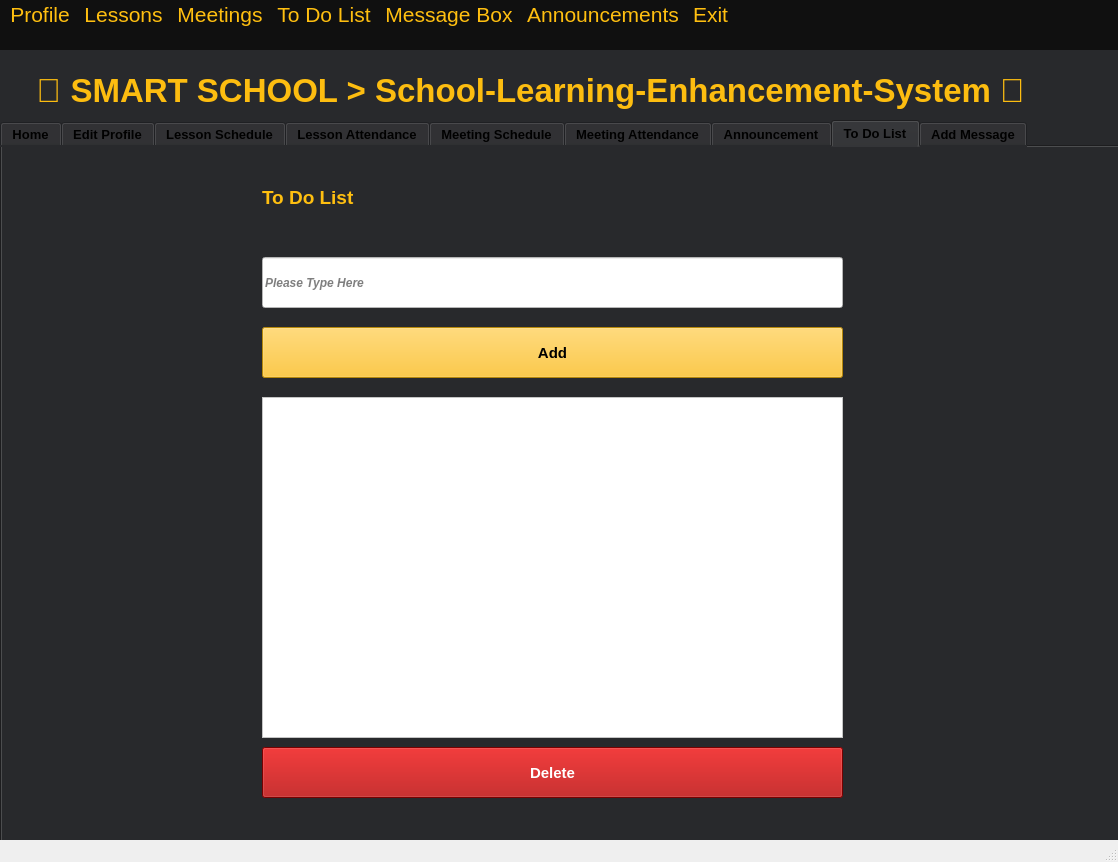
Qt form teacher.ui (KemalDurukanMERT/Smart-School-2.0) before a commit.
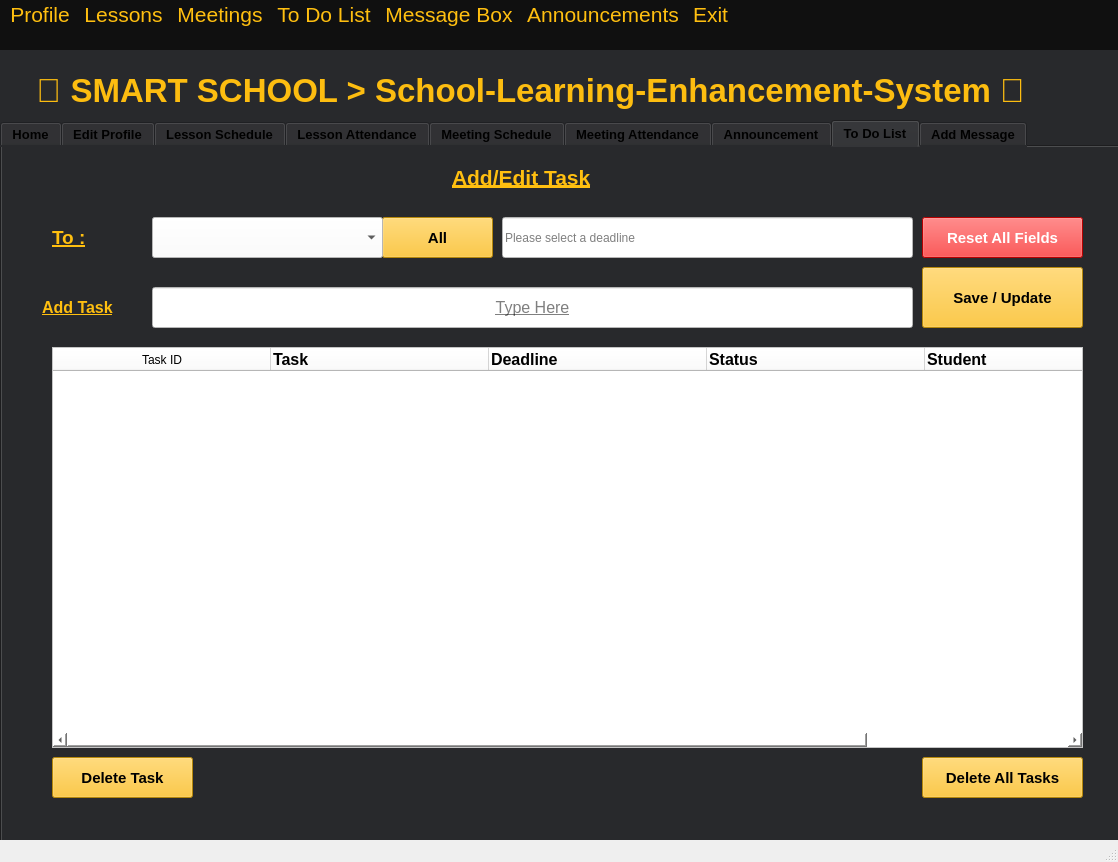
The same form after that commit. The open tabs and pages were chosen to show the change.

What changed in the file:
```diff
--- a/teacher.ui
+++ b/teacher.ui
@@ -2210,45 +2210,135 @@
      <widget class="QLineEdit" name="line_edit">
       <property name="geometry">
        <rect>
-        <x>260</x>
-        <y>110</y>
-        <width>581</width>
-        <height>51</height>
+        <x>500</x>
+        <y>70</y>
+        <width>411</width>
+        <height>41</height>
+       </rect>
+      </property>
+      <property name="toolTipDuration">
+       <number>-1</number>
+      </property>
+      <property name="styleSheet">
+       <string notr="true">background-color: rgb(255, 255, 255);
+font: 12pt &quot;MS Shell Dlg 2&quot;;</string>
+      </property>
+      <property name="placeholderText">
+       <string>Please select a deadline</string>
+      </property>
+     </widget>
+     <widget class="QTableWidget" name="todoTable">
+      <property name="geometry">
+       <rect>
+        <x>50</x>
+        <y>200</y>
+        <width>1031</width>
+        <height>401</height>
        </rect>
       </property>
       <property name="font">
        <font>
-        <weight>75</weight>
-        <italic>true</italic>
-        <bold>true</bold>
+        <pointsize>12</pointsize>
+        <weight>50</weight>
+        <bold>false</bold>
        </font>
       </property>
       <property name="styleSheet">
        <string notr="true">background-color: rgb(255, 255, 255);</string>
       </property>
-      <property name="placeholderText">
-       <string>Please Type Here</string>
+      <property name="tabletTracking">
+       <bool>false</bool>
       </property>
-     </widget>
-     <widget class="QListView" name="list_view">
-      <property name="geometry">
-       <rect>
-        <x>260</x>
-        <y>250</y>
-        <width>581</width>
-        <height>341</height>
-       </rect>
+      <property name="toolTipDuration">
+       <number>-1</number>
       </property>
+      <property name="autoFillBackground">
+       <bool>false</bool>
+      </property>
       <property name="styleSheet">
        <string notr="true">background-color: rgb(255, 255, 255);</string>
       </property>
+      <property name="sortingEnabled">
+       <bool>false</bool>
+      </property>
+      <attribute name="horizontalHeaderCascadingSectionResizes">
+       <bool>false</bool>
+      </attribute>
+      <attribute name="horizontalHeaderDefaultSectionSize">
+       <number>218</number>
+      </attribute>
+      <column>
+       <property name="text">
+        <string>Task ID</string>
+       </property>
+      </column>
+      <column>
+       <property name="text">
+        <string>Task</string>
+       </property>
+       <property name="font">
+        <font>
+         <pointsize>12</pointsize>
+         <weight>75</weight>
+         <bold>true</bold>
+        </font>
+       </property>
+       <property name="textAlignment">
+        <set>AlignLeading|AlignVCenter</set>
+       </property>
+      </column>
+      <column>
+       <property name="text">
+        <string>Deadline</string>
+       </property>
+       <property name="font">
+        <font>
+         <pointsize>12</pointsize>
+         <weight>75</weight>
+         <bold>true</bold>
+        </font>
+       </property>
+       <property name="textAlignment">
+        <set>AlignLeading|AlignVCenter</set>
+       </property>
+      </column>
+      <column>
+       <property name="text">
+        <string>Status</string>
+       </property>
+       <property name="font">
+        <font>
+         <pointsize>12</pointsize>
+         <weight>75</weight>
+         <bold>true</bold>
+        </font>
+       </property>
+       <property name="textAlignment">
+        <set>AlignLeading|AlignVCenter</set>
+       </property>
+      </column>
+      <column>
+       <property name="text">
+        <string>Student</string>
+       </property>
+       <property name="font">
+        <font>
+         <pointsize>12</pointsize>
+         <weight>75</weight>
+         <bold>true</bold>
+        </font>
+       </property>
+       <property name="textAlignment">
+        <set>AlignLeading|AlignVCenter</set>
+       </property>
+      </column>
      </widget>
      <widget class="QLabel" name="label_108">
       <property name="geometry">
        <rect>
-        <x>260</x>
-        <y>40</y>
-        <width>591</width>
+        <x>50</x>
+        <y>80</y>
+        <width>71</width>
         <height>21</height>
        </rect>
       </property>
@@ -2257,46 +2347,82 @@
         <pointsize>14</pointsize>
         <weight>75</weight>
         <bold>true</bold>
+        <underline>true</underline>
        </font>
       </property>
       <property name="styleSheet">
        <string notr="true">color: rgb(255, 191, 16);</string>
       </property>
       <property name="text">
-       <string>To Do List</string>
+       <string>To :</string>
       </property>
+      <property name="indent">
+       <number>0</number>
+      </property>
      </widget>
-     <widget class="QPushButton" name="remove_button">
+     <widget class="QLineEdit" name="todoName">
       <property name="geometry">
        <rect>
-        <x>260</x>
-        <y>600</y>
-        <width>581</width>
-        <height>51</height>
+        <x>150</x>
+        <y>140</y>
+        <width>761</width>
+        <height>41</height>
        </rect>
       </property>
       <property name="font">
        <font>
+        <family>MS Shell Dlg 2</family>
+        <pointsize>12</pointsize>
+        <weight>50</weight>
+        <italic>false</italic>
+        <bold>false</bold>
+        <underline>true</underline>
+       </font>
+      </property>
+      <property name="toolTipDuration">
+       <number>-1</number>
+      </property>
+      <property name="styleSheet">
+       <string notr="true">background-color: rgb(255, 255, 255);
+font: 12pt &quot;MS Shell Dlg 2&quot;;</string>
+      </property>
+      <property name="alignment">
+       <set>Qt::AlignCenter</set>
+      </property>
+      <property name="placeholderText">
+       <string>Type Here</string>
+      </property>
+     </widget>
+     <widget class="QPushButton" name="deleteAllTodosBtn">
+      <property name="geometry">
+       <rect>
+        <x>920</x>
+        <y>610</y>
+        <width>161</width>
+        <height>41</height>
+       </rect>
+      </property>
+      <property name="font">
+       <font>
         <pointsize>11</pointsize>
         <weight>75</weight>
         <bold>true</bold>
        </font>
       </property>
       <property name="styleSheet">
-       <string notr="true">background-color: rgb(170, 0, 0);
-color: rgb(255, 255, 255);</string>
+       <string notr="true">background-color: rgb(255, 191, 16);</string>
       </property>
       <property name="text">
-       <string>Delete</string>
+       <string>Delete All Tasks</string>
       </property>
      </widget>
      <widget class="QPushButton" name="add_button">
       <property name="geometry">
        <rect>
-        <x>260</x>
-        <y>180</y>
-        <width>581</width>
-        <height>51</height>
+        <x>920</x>
+        <y>70</y>
+        <width>161</width>
+        <height>41</height>
        </rect>
       </property>
       <property name="font">
@@ -2307,10 +2433,180 @@
        </font>
       </property>
       <property name="styleSheet">
+       <string notr="true">background-color: rgb(255, 191, 16);
+color: rgb(255, 255, 255);
+background-color: rgb(255, 0, 0);</string>
+      </property>
+      <property name="text">
+       <string>Reset All Fields</string>
+      </property>
+     </widget>
+     <widget class="QLabel" name="label_42">
+      <property name="geometry">
+       <rect>
+        <x>450</x>
+        <y>20</y>
+        <width>211</width>
+        <height>21</height>
+       </rect>
+      </property>
+      <property name="font">
+       <font>
+        <pointsize>16</pointsize>
+        <weight>75</weight>
+        <bold>true</bold>
+        <underline>true</underline>
+       </font>
+      </property>
+      <property name="toolTipDuration">
+       <number>-1</number>
+      </property>
+      <property name="styleSheet">
+       <string notr="true">color: rgb(255, 191, 16);</string>
+      </property>
+      <property name="text">
+       <string>Add/Edit Task</string>
+      </property>
+      <property name="indent">
+       <number>0</number>
+      </property>
+     </widget>
+     <widget class="QPushButton" name="allTodosBtn">
+      <property name="geometry">
+       <rect>
+        <x>380</x>
+        <y>70</y>
+        <width>111</width>
+        <height>41</height>
+       </rect>
+      </property>
+      <property name="font">
+       <font>
+        <pointsize>11</pointsize>
+        <weight>75</weight>
+        <bold>true</bold>
+       </font>
+      </property>
+      <property name="toolTipDuration">
+       <number>-1</number>
+      </property>
+      <property name="styleSheet">
        <string notr="true">background-color: rgb(255, 191, 16);</string>
       </property>
       <property name="text">
-       <string>Add</string>
+       <string>All</string>
+      </property>
+     </widget>
+     <widget class="QPushButton" name="addTodoBtn">
+      <property name="geometry">
+       <rect>
+        <x>920</x>
+        <y>120</y>
+        <width>161</width>
+        <height>61</height>
+       </rect>
+      </property>
+      <property name="font">
+       <font>
+        <pointsize>11</pointsize>
+        <weight>75</weight>
+        <bold>true</bold>
+       </font>
+      </property>
+      <property name="toolTipDuration">
+       <number>-1</number>
+      </property>
+      <property name="styleSheet">
+       <string notr="true">background-color: rgb(255, 191, 16);</string>
+      </property>
+      <property name="text">
+       <string>Save / Update</string>
+      </property>
+     </widget>
+     <widget class="QPushButton" name="deleteTodoBtn">
+      <property name="geometry">
+       <rect>
+        <x>50</x>
+        <y>610</y>
+        <width>141</width>
+        <height>41</height>
+       </rect>
+      </property>
+      <property name="font">
+       <font>
+        <pointsize>11</pointsize>
+        <weight>75</weight>
+        <bold>true</bold>
+       </font>
+      </property>
+      <property name="toolTipDuration">
+       <number>-1</number>
+      </property>
+      <property name="styleSheet">
+       <string notr="true">background-color: rgb(255, 191, 16);</string>
+      </property>
+      <property name="text">
+       <string>Delete Task</string>
+      </property>
+     </widget>
+     <widget class="QComboBox" name="comboBox_student">
+      <property name="geometry">
+       <rect>
+        <x>150</x>
+        <y>70</y>
+        <width>231</width>
+        <height>41</height>
+       </rect>
+      </property>
+      <property name="font">
+       <font>
+        <pointsize>12</pointsize>
+       </font>
+      </property>
+      <property name="toolTipDuration">
+       <number>0</number>
+      </property>
+      <property name="styleSheet">
+       <string notr="true">background-color: rgb(255, 255, 255);</string>
+      </property>
+      <property name="currentIndex">
+       <number>-1</number>
+      </property>
+      <property name="maxVisibleItems">
+       <number>30</number>
+      </property>
+      <property name="minimumContentsLength">
+       <number>6</number>
+      </property>
+     </widget>
+     <widget class="QLabel" name="label_43">
+      <property name="geometry">
+       <rect>
+        <x>40</x>
+        <y>150</y>
+        <width>101</width>
+        <height>21</height>
+       </rect>
+      </property>
+      <property name="font">
+       <font>
+        <pointsize>12</pointsize>
+        <weight>75</weight>
+        <bold>true</bold>
+        <underline>true</underline>
+       </font>
+      </property>
+      <property name="toolTipDuration">
+       <number>-1</number>
+      </property>
+      <property name="styleSheet">
+       <string notr="true">color: rgb(255, 191, 16);</string>
+      </property>
+      <property name="text">
+       <string>Add Task</string>
+      </property>
+      <property name="indent">
+       <number>0</number>
       </property>
      </widget>
     </widget>
```
Left out of the diff: 21 changed lines with no effect on the pictures.
